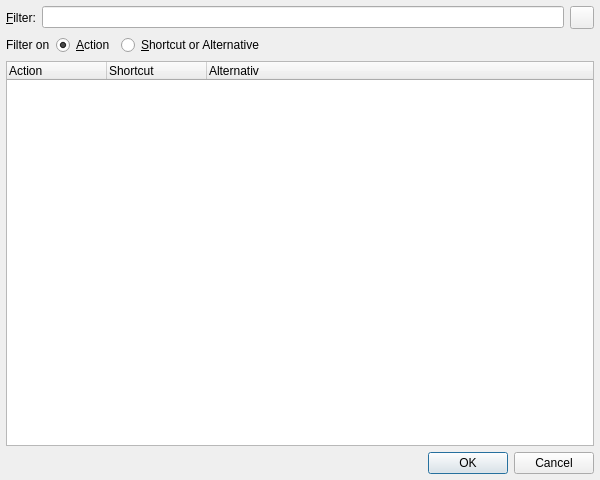
Old version of the form Preferences/ShortcutsDialog.ui in the repository testmana2/test.
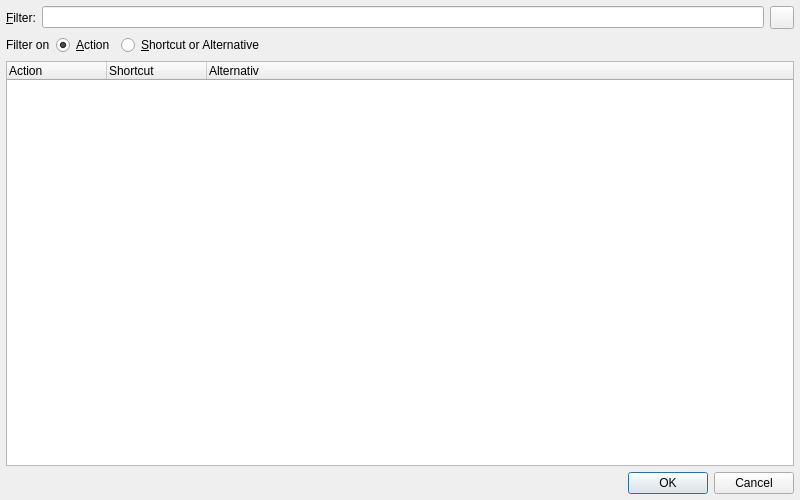
New version of the form.

Commit message: Made the shortcuts dialog a bit wider (200px).

```diff
--- a/Preferences/ShortcutsDialog.ui
+++ b/Preferences/ShortcutsDialog.ui
@@ -1,12 +1,12 @@
 <ui version="4.0" >
  <class>ShortcutsDialog</class>
- <widget class="QDialog" name="ShortcutsDialog" >
-  <property name="geometry" >
+ <widget class="QDialog" name="ShortcutsDialog">
+  <property name="geometry">
    <rect>
     <x>0</x>
     <y>0</y>
-    <width>600</width>
-    <height>480</height>
+    <width>800</width>
+    <height>500</height>
    </rect>
   </property>
   <property name="windowTitle" >
@@ -132,7 +132,7 @@
    </item>
   </layout>
  </widget>
- <layoutdefault spacing="6" margin="6" />
+ <layoutdefault spacing="6" margin="6"/>
  <pixmapfunction>qPixmapFromMimeSource</pixmapfunction>
  <tabstops>
   <tabstop>searchEdit</tabstop>
```
Left out of the diff: 79 changed lines with no effect on the pictures.
